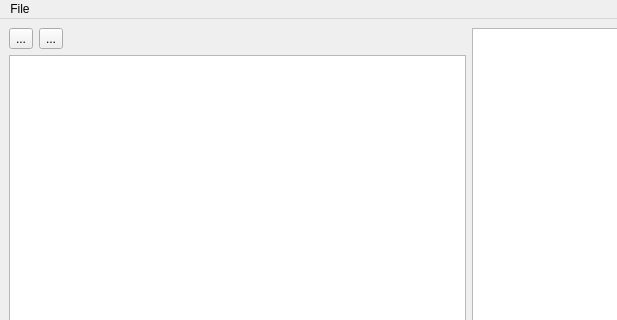
First picture: the form in apps/gui/widgets/TelemetryMerger.ui, repository hankedan000/gopro-overlay, before the edit; both pictures show x 0 to 617 and y 0 to 320 of the 937 by 516 pixel window.
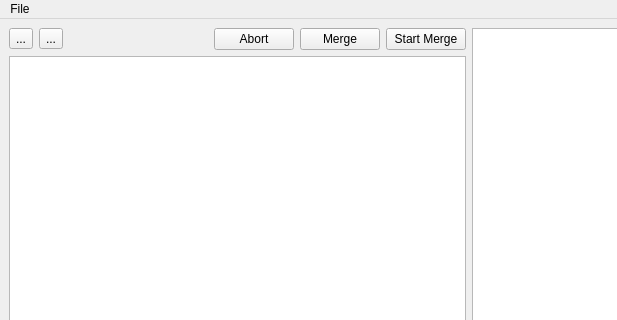
Second picture: the form after the edit. Icons and pictures are not drawn.

Commit message: Implements simple merge logic in TelemetryMerger

Diff of the .ui file:
```diff
--- a/apps/gui/widgets/TelemetryMerger.ui
+++ b/apps/gui/widgets/TelemetryMerger.ui
@@ -66,6 +66,36 @@
           </property>
          </spacer>
         </item>
+        <item>
+         <widget class="QPushButton" name="abort_Button">
+          <property name="text">
+           <string>Abort</string>
+          </property>
+          <property name="icon">
+           <iconset theme="media-playback-stop"/>
+          </property>
+         </widget>
+        </item>
+        <item>
+         <widget class="QPushButton" name="continue_Button">
+          <property name="text">
+           <string>Merge</string>
+          </property>
+          <property name="icon">
+           <iconset theme="media-seek-forward"/>
+          </property>
+         </widget>
+        </item>
+        <item>
+         <widget class="QPushButton" name="start_Button">
+          <property name="text">
+           <string>Start Merge</string>
+          </property>
+          <property name="icon">
+           <iconset theme="media-playback-start"/>
+          </property>
+         </widget>
+        </item>
        </layout>
       </item>
       <item>
```
The commit also changes 4 other files.
